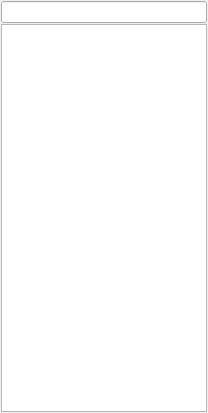
First picture: the form in src/plugins/azoth/mainwidget.ui, repository 0xd34df00d/leechcraft, before the edit.
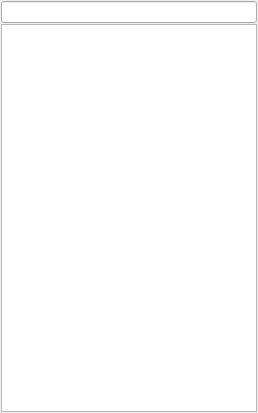
Second picture: the form after the edit. Custom widgets are drawn as their Qt base class.

Commit message: [Azoth] Set the size policy to Expanding

The edit to the form file:
```diff
--- a/src/plugins/azoth/mainwidget.ui
+++ b/src/plugins/azoth/mainwidget.ui
@@ -25,6 +25,12 @@
    </item>
    <item>
     <widget class="LeechCraft::Azoth::ContactsListView" name="CLTree_">
+     <property name="sizePolicy">
+      <sizepolicy hsizetype="MinimumExpanding" vsizetype="Expanding">
+       <horstretch>0</horstretch>
+       <verstretch>0</verstretch>
+      </sizepolicy>
+     </property>
      <property name="contextMenuPolicy">
       <enum>Qt::CustomContextMenu</enum>
      </property>
```
